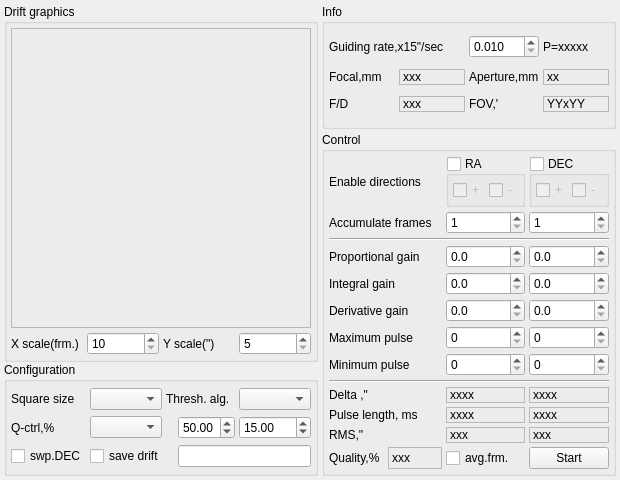
The window that lin_guider/ui/guider.ui (rumengb/lin_guider) describes before a commit, drawn with Qt 5.
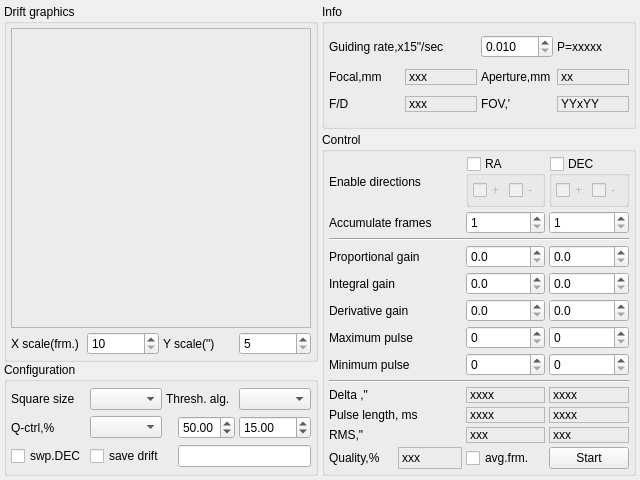
The same window after the commit.

```diff
--- a/lin_guider/ui/guider.ui
+++ b/lin_guider/ui/guider.ui
@@ -6,13 +6,13 @@
    <rect>
     <x>0</x>
     <y>0</y>
-    <width>620</width>
+    <width>640</width>
     <height>480</height>
    </rect>
   </property>
   <property name="minimumSize">
    <size>
-    <width>620</width>
+    <width>640</width>
     <height>480</height>
    </size>
   </property>
```
